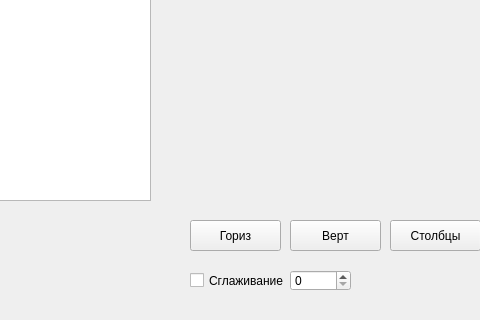
Above: TEST0136.ui from XOOIOOX/TEST-0136 before the change; both pictures show x 280 to 760 and y 120 to 440 of the 1177 by 440 pixel window. Below: the same form after it.
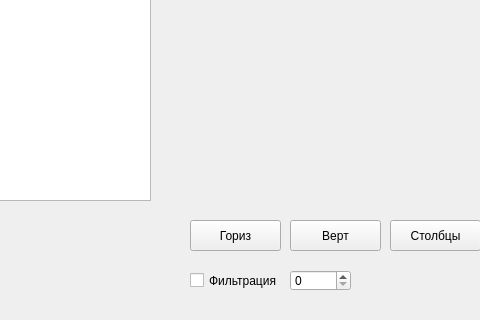
That is the form after the change.

Commit message: Сделали столбцы, но нужно отладить

```diff
--- a/TEST0136.ui
+++ b/TEST0136.ui
@@ -110,12 +110,12 @@
      <rect>
       <x>470</x>
       <y>390</y>
-      <width>101</width>
+      <width>91</width>
       <height>21</height>
      </rect>
     </property>
     <property name="text">
-     <string>Сглаживание</string>
+     <string>Фильтрация</string>
     </property>
    </widget>
    <widget class="QSpinBox" name="smoothLevelSpin">
```
The commit also changes 2 other files.
